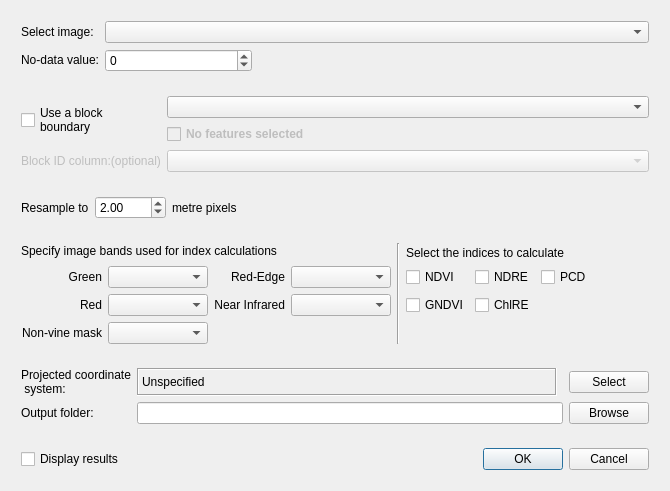
This is pat/gui/calcImageIndices_dialog_base.ui in CSIRO-Precision-Agriculture/PAT_QGIS_Plugin as Qt 5 draws it before an edit. The edited form follows.
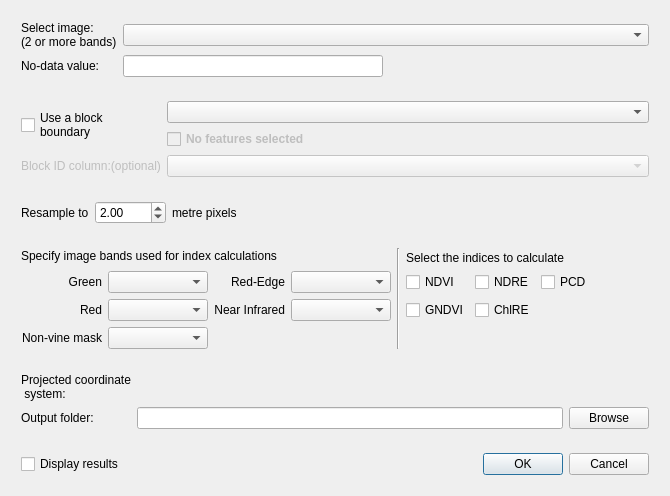
This is the edited form. Custom widgets are drawn as their Qt base class.

Commit message: #43 2to3: Calculate Image indicies for blocks

The edit to the form file:
```diff
--- a/pat/gui/calcImageIndices_dialog_base.ui
+++ b/pat/gui/calcImageIndices_dialog_base.ui
@@ -10,7 +10,7 @@
     <x>0</x>
     <y>0</y>
     <width>651</width>
-    <height>471</height>
+    <height>478</height>
    </rect>
   </property>
   <property name="sizePolicy">
@@ -95,10 +95,11 @@
             </size>
            </property>
            <property name="text">
-            <string>Select image:</string>
+            <string>Select image: 
+(2 or more bands)</string>
            </property>
            <property name="wordWrap">
-            <bool>false</bool>
+            <bool>true</bool>
            </property>
           </widget>
          </item>
@@ -149,31 +150,6 @@
            </property>
           </widget>
          </item>
-         <item row="1" column="1">
-          <widget class="QSpinBox" name="spnNoDataVal">
-           <property name="sizePolicy">
-            <sizepolicy hsizetype="Preferred" vsizetype="Preferred">
-             <horstretch>0</horstretch>
-             <verstretch>0</verstretch>
-            </sizepolicy>
-           </property>
-           <property name="minimumSize">
-            <size>
-             <width>147</width>
-             <height>20</height>
-            </size>
-           </property>
-           <property name="minimum">
-            <number>-9999</number>
-           </property>
-           <property name="maximum">
-            <number>9999</number>
-           </property>
-           <property name="value">
-            <number>0</number>
-           </property>
-          </widget>
-         </item>
          <item row="1" column="2">
           <spacer name="horizontalSpacer">
            <property name="orientation">
@@ -187,6 +163,9 @@
            </property>
           </spacer>
          </item>
+         <item row="1" column="1">
+          <widget class="QLineEdit" name="lneNoDataVal"/>
+         </item>
         </layout>
         <zorder>mcboRasterLayer</zorder>
         <zorder>lblRasterLayer</zorder>
@@ -782,22 +761,6 @@
       <item row="4" column="0">
        <widget class="QFrame" name="fraOutputs">
         <layout class="QGridLayout" name="gridLayout_4">
-         <item row="0" column="3">
-          <widget class="QPushButton" name="cmdOutCRS">
-           <property name="enabled">
-            <bool>true</bool>
-           </property>
-           <property name="sizePolicy">
-            <sizepolicy hsizetype="Fixed" vsizetype="Fixed">
-             <horstretch>0</horstretch>
-             <verstretch>0</verstretch>
-            </sizepolicy>
-           </property>
-           <property name="text">
-            <string>Select</string>
-           </property>
-          </widget>
-         </item>
          <item row="1" column="3">
           <widget class="QPushButton" name="cmdOutputFolder">
            <property name="sizePolicy">
@@ -847,43 +810,6 @@
            </property>
           </widget>
          </item>
-         <item row="0" column="1">
-          <widget class="QLabel" name="lblOutCRS">
-           <property name="enabled">
-            <bool>true</bool>
-           </property>
-           <property name="sizePolicy">
-            <sizepolicy hsizetype="MinimumExpanding" vsizetype="Preferred">
-             <horstretch>0</horstretch>
-             <verstretch>0</verstretch>
-            </sizepolicy>
-           </property>
-           <property name="minimumSize">
-            <size>
-             <width>0</width>
-             <height>20</height>
-            </size>
-           </property>
-           <property name="baseSize">
-            <size>
-             <width>213</width>
-             <height>0</height>
-            </size>
-           </property>
-           <property name="frameShape">
-            <enum>QFrame::Box</enum>
-           </property>
-           <property name="frameShadow">
-            <enum>QFrame::Sunken</enum>
-           </property>
-           <property name="text">
-            <string>Unspecified</string>
-           </property>
-           <property name="wordWrap">
-            <bool>true</bool>
-           </property>
-          </widget>
-         </item>
          <item row="1" column="1" colspan="2">
           <widget class="QLineEdit" name="lneOutputFolder">
            <property name="sizePolicy">
@@ -903,6 +829,9 @@
            </property>
           </widget>
          </item>
+         <item row="0" column="1" colspan="3">
+          <widget class="QgsProjectionSelectionWidget" name="mCRSoutput"/>
+         </item>
         </layout>
        </widget>
       </item>
@@ -963,6 +892,11 @@
    <extends>QComboBox</extends>
    <header>qgsmaplayercombobox.h</header>
   </customwidget>
+  <customwidget>
+   <class>QgsProjectionSelectionWidget</class>
+   <extends>QWidget</extends>
+   <header>qgsprojectionselectionwidget.h</header>
+  </customwidget>
  </customwidgets>
  <resources/>
  <connections>
```
Left out of the diff: 47 changed lines with no effect on the pictures. The commit also changes 3 other files.
